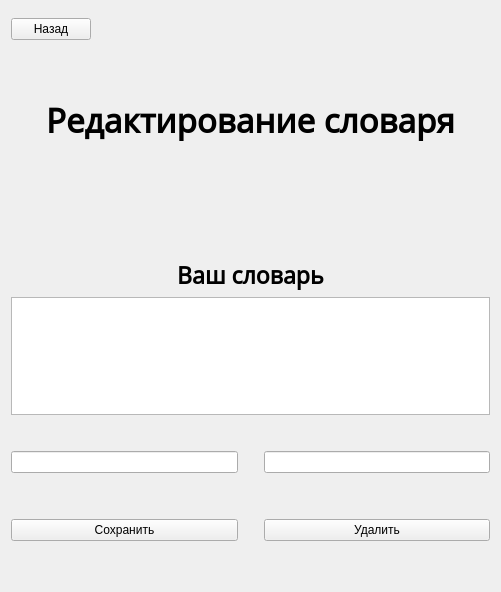
First picture: the form in wordswindow.ui, repository M1dNightSIB/Latin_Learn, before the edit.
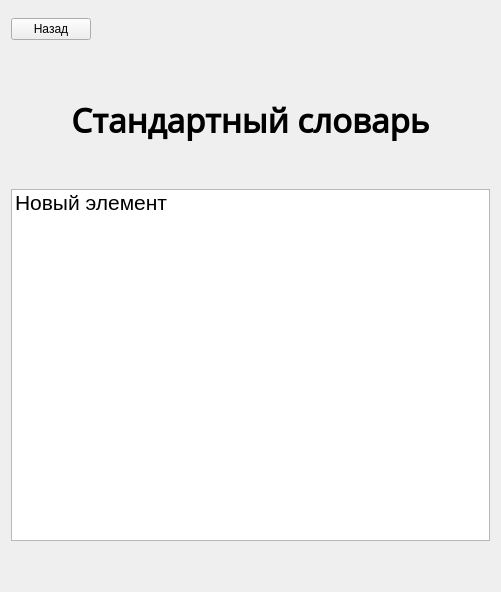
Second picture: the form after the edit.

The edit to the form file:
```diff
--- a/wordswindow.ui
+++ b/wordswindow.ui
@@ -14,73 +14,42 @@
    <string>Form</string>
   </property>
   <layout class="QGridLayout" name="gridLayout_6">
-   <item row="6" column="0">
-    <layout class="QGridLayout" name="gridLayout_7">
-     <item row="1" column="2">
-      <spacer name="verticalSpacer_6">
-       <property name="orientation">
-        <enum>Qt::Vertical</enum>
+   <item row="1" column="0">
+    <spacer name="verticalSpacer_2">
+     <property name="orientation">
+      <enum>Qt::Vertical</enum>
+     </property>
+     <property name="sizeType">
+      <enum>QSizePolicy::Fixed</enum>
+     </property>
+     <property name="sizeHint" stdset="0">
+      <size>
+       <width>20</width>
+       <height>51</height>
+      </size>
+     </property>
+    </spacer>
+   </item>
+   <item row="2" column="0">
+    <layout class="QVBoxLayout" name="verticalLayout_2">
+     <item>
+      <widget class="QLabel" name="words_label">
+       <property name="font">
+        <font>
+         <family>Noto Sans Batak</family>
+         <pointsize>25</pointsize>
+         <weight>75</weight>
+         <bold>true</bold>
+        </font>
        </property>
-       <property name="sizeType">
-        <enum>QSizePolicy::Minimum</enum>
+       <property name="layoutDirection">
+        <enum>Qt::LeftToRight</enum>
        </property>
-       <property name="sizeHint" stdset="0">
-        <size>
-         <width>20</width>
-         <height>40</height>
-        </size>
-       </property>
-      </spacer>
-     </item>
-     <item row="0" column="0">
-      <widget class="QLineEdit" name="latin_edit"/>
-     </item>
-     <item row="0" column="2">
-      <widget class="QLineEdit" name="rus_edit"/>
-     </item>
-     <item row="0" column="1">
-      <spacer name="horizontalSpacer_2">
-       <property name="orientation">
-        <enum>Qt::Horizontal</enum>
-       </property>
-       <property name="sizeType">
-        <enum>QSizePolicy::Fixed</enum>
-       </property>
-       <property name="sizeHint" stdset="0">
-        <size>
-         <width>20</width>
-         <height>20</height>
-        </size>
-       </property>
-      </spacer>
-     </item>
-     <item row="2" column="2">
-      <widget class="QPushButton" name="del_btn">
        <property name="text">
-        <string>Удалить</string>
+        <string>Стандартный словарь</string>
        </property>
-      </widget>
-     </item>
-     <item row="1" column="0">
-      <spacer name="verticalSpacer_5">
-       <property name="orientation">
-        <enum>Qt::Vertical</enum>
-       </property>
-       <property name="sizeType">
-        <enum>QSizePolicy::Minimum</enum>
-       </property>
-       <property name="sizeHint" stdset="0">
-        <size>
-         <width>20</width>
-         <height>40</height>
-        </size>
-       </property>
-      </spacer>
-     </item>
-     <item row="2" column="0">
-      <widget class="QPushButton" name="save_btn">
-       <property name="text">
-        <string>Сохранить</string>
+       <property name="alignment">
+        <set>Qt::AlignCenter</set>
        </property>
       </widget>
      </item>
@@ -126,81 +95,45 @@
      </item>
     </layout>
    </item>
-   <item row="3" column="0">
-    <spacer name="verticalSpacer">
-     <property name="orientation">
-      <enum>Qt::Vertical</enum>
-     </property>
-     <property name="sizeType">
-      <enum>QSizePolicy::Fixed</enum>
-     </property>
-     <property name="sizeHint" stdset="0">
-      <size>
-       <width>30</width>
-       <height>110</height>
-      </size>
-     </property>
-    </spacer>
-   </item>
-   <item row="1" column="0">
-    <spacer name="verticalSpacer_2">
-     <property name="orientation">
-      <enum>Qt::Vertical</enum>
-     </property>
-     <property name="sizeType">
-      <enum>QSizePolicy::Fixed</enum>
-     </property>
-     <property name="sizeHint" stdset="0">
-      <size>
-       <width>20</width>
-       <height>51</height>
-      </size>
-     </property>
-    </spacer>
-   </item>
-   <item row="5" column="0">
-    <spacer name="verticalSpacer_3">
-     <property name="orientation">
-      <enum>Qt::Vertical</enum>
-     </property>
-     <property name="sizeType">
-      <enum>QSizePolicy::Minimum</enum>
-     </property>
-     <property name="sizeHint" stdset="0">
-      <size>
-       <width>20</width>
-       <height>30</height>
-      </size>
-     </property>
-    </spacer>
-   </item>
    <item row="4" column="0">
     <layout class="QGridLayout" name="gridLayout_2">
      <item row="0" column="0">
-      <widget class="QLabel" name="label">
-       <property name="font">
-        <font>
-         <family>Noto Sans Batak</family>
-         <pointsize>17</pointsize>
-         <weight>75</weight>
-         <bold>true</bold>
-         <stylestrategy>PreferDefault</stylestrategy>
-         <kerning>true</kerning>
-        </font>
-       </property>
-       <property name="text">
-        <string>Ваш словарь</string>
-       </property>
-       <property name="alignment">
-        <set>Qt::AlignCenter</set>
-       </property>
-      </widget>
-     </item>
-     <item row="1" column="0">
       <widget class="QListWidget" name="latin_list">
+       <property name="font">
+        <font>
+         <pointsize>16</pointsize>
+        </font>
+       </property>
+       <property name="mouseTracking">
+        <bool>false</bool>
+       </property>
+       <property name="focusPolicy">
+        <enum>Qt::NoFocus</enum>
+       </property>
+       <property name="contextMenuPolicy">
+        <enum>Qt::NoContextMenu</enum>
+       </property>
+       <property name="layoutDirection">
+        <enum>Qt::LeftToRight</enum>
+       </property>
+       <property name="autoFillBackground">
+        <bool>false</bool>
+       </property>
+       <property name="frameShape">
+        <enum>QFrame::StyledPanel</enum>
+       </property>
+       <property name="frameShadow">
+        <enum>QFrame::Sunken</enum>
+       </property>
        <property name="lineWidth">
         <number>1</number>
        </property>
+       <property name="midLineWidth">
+        <number>0</number>
+       </property>
+       <property name="verticalScrollBarPolicy">
+        <enum>Qt::ScrollBarAsNeeded</enum>
+       </property>
        <property name="editTriggers">
         <set>QAbstractItemView::CurrentChanged</set>
        </property>
@@ -222,39 +155,28 @@
        <property name="movement">
         <enum>QListView::Free</enum>
        </property>
+       <property name="flow">
+        <enum>QListView::TopToBottom</enum>
+       </property>
+       <property name="wordWrap">
+        <bool>false</bool>
+       </property>
        <property name="currentRow">
         <number>-1</number>
        </property>
-      </widget>
-     </item>
-    </layout>
-   </item>
-   <item row="2" column="0">
-    <layout class="QVBoxLayout" name="verticalLayout_2">
-     <item>
-      <widget class="QLabel" name="words_label">
-       <property name="font">
-        <font>
-         <family>Noto Sans Batak</family>
-         <pointsize>25</pointsize>
-         <weight>75</weight>
-         <bold>true</bold>
-        </font>
+       <property name="sortingEnabled">
+        <bool>false</bool>
        </property>
-       <property name="layoutDirection">
-        <enum>Qt::LeftToRight</enum>
-       </property>
-       <property name="text">
-        <string>Редактирование словаря</string>
-       </property>
-       <property name="alignment">
-        <set>Qt::AlignCenter</set>
-       </property>
+       <item>
+        <property name="text">
+         <string>Новый элемент</string>
+        </property>
+       </item>
       </widget>
      </item>
     </layout>
    </item>
-   <item row="7" column="0">
+   <item row="5" column="0">
     <spacer name="verticalSpacer_4">
      <property name="orientation">
       <enum>Qt::Vertical</enum>
@@ -270,6 +192,22 @@
      </property>
     </spacer>
    </item>
+   <item row="3" column="0">
+    <spacer name="verticalSpacer">
+     <property name="orientation">
+      <enum>Qt::Vertical</enum>
+     </property>
+     <property name="sizeType">
+      <enum>QSizePolicy::Minimum</enum>
+     </property>
+     <property name="sizeHint" stdset="0">
+      <size>
+       <width>20</width>
+       <height>40</height>
+      </size>
+     </property>
+    </spacer>
+   </item>
   </layout>
  </widget>
  <resources/>
```
Left out of the diff: 9 changed lines with no effect on the pictures.
